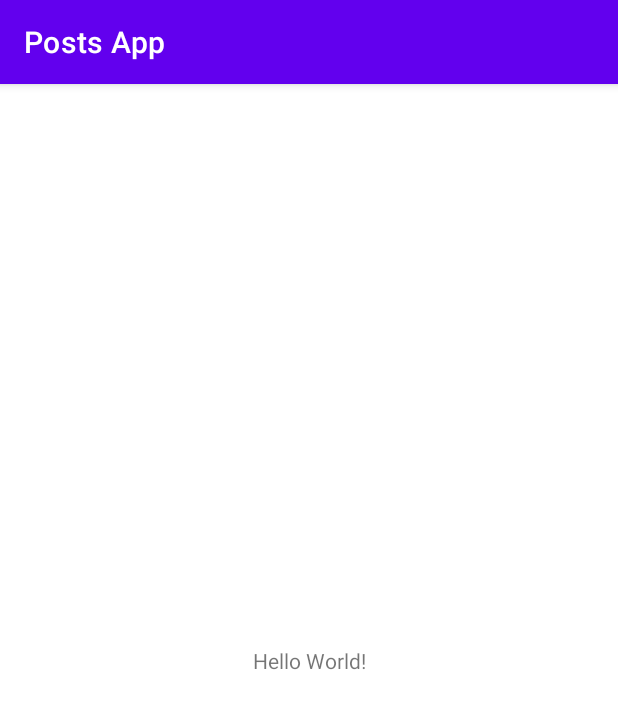
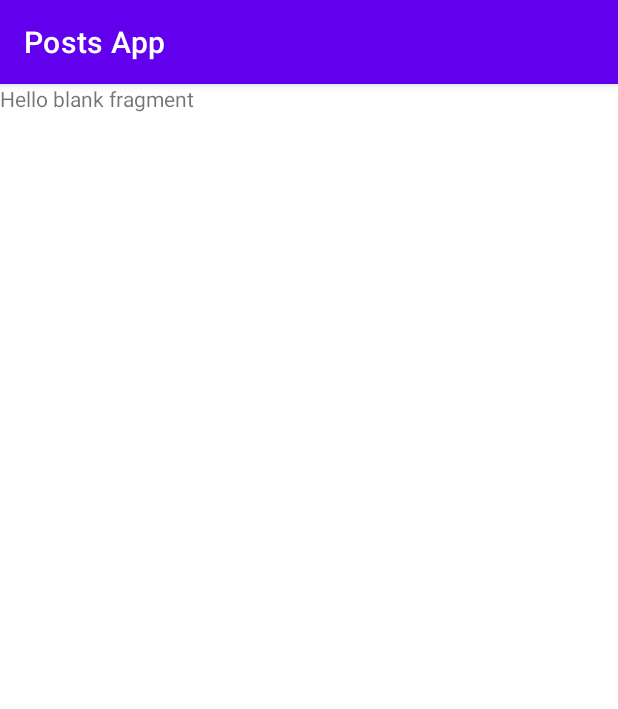
Before and after one commit to massana2110/posts-app, an Android app: the screen it shows after launch (MainActivity), on a phone screen of 412 x 824 dp. Shown: the top 709 px of the screen. Run offline under Robolectric (Android 15) with nearby library versions, the phone set to English and light mode, and no system bars.

```diff
--- /dev/null
+++ b/app/src/main/java/com/example/postsapp/api/PostsApiService.kt
@@ -0,0 +1 @@
+package com.example.postsapp.api
--- /dev/null
+++ b/app/src/main/java/com/example/postsapp/api/SafeApiRequest.kt
@@ -0,0 +1,4 @@
+package com.example.postsapp.api
+
+class SafeApiRequest {
+}
--- /dev/null
+++ b/app/src/main/java/com/example/postsapp/repositories/MainRepository.kt
@@ -0,0 +1,4 @@
+package com.example.postsapp.repositories
+
+class MainRepository {
+}
--- /dev/null
+++ b/app/src/main/java/com/example/postsapp/views/posts/PostsFragment.kt
@@ -0,0 +1,20 @@
+package com.example.postsapp.views.posts
+
+import android.os.Bundle
+import androidx.fragment.app.Fragment
+import android.view.LayoutInflater
+import android.view.View
+import android.view.ViewGroup
+import com.example.postsapp.R
+
+class PostsFragment : Fragment() {
+
+    override fun onCreateView(
+        inflater: LayoutInflater, container: ViewGroup?,
+        savedInstanceState: Bundle?
+    ): View? {
+        // Inflate the layout for this fragment
+        return inflater.inflate(R.layout.fragment_posts, container, false)
+    }
+
+}
--- a/app/src/main/res/layout/activity_main.xml
+++ b/app/src/main/res/layout/activity_main.xml
@@ -1,18 +1,14 @@
 <?xml version="1.0" encoding="utf-8"?>
-<androidx.constraintlayout.widget.ConstraintLayout xmlns:android="http://schemas.android.com/apk/res/android"
+<merge xmlns:android="http://schemas.android.com/apk/res/android"
     xmlns:app="http://schemas.android.com/apk/res-auto"
-    xmlns:tools="http://schemas.android.com/tools"
-    android:layout_width="match_parent"
-    android:layout_height="match_parent"
-    tools:context=".MainActivity">
+    xmlns:tools="http://schemas.android.com/tools">
 
-    <TextView
-        android:layout_width="wrap_content"
-        android:layout_height="wrap_content"
-        android:text="Hello World!"
-        app:layout_constraintBottom_toBottomOf="parent"
-        app:layout_constraintEnd_toEndOf="parent"
-        app:layout_constraintStart_toStartOf="parent"
-        app:layout_constraintTop_toTopOf="parent" />
+    <androidx.fragment.app.FragmentContainerView
+        android:id="@+id/nav_host_fragment"
+        android:name="androidx.navigation.fragment.NavHostFragment"
+        android:layout_width="match_parent"
+        android:layout_height="match_parent"
+        app:defaultNavHost="true"
+        app:navGraph="@navigation/nav_graph"/>
 
-</androidx.constraintlayout.widget.ConstraintLayout>
+</merge>
--- /dev/null
+++ b/app/src/main/res/layout/fragment_posts.xml
@@ -0,0 +1,14 @@
+<?xml version="1.0" encoding="utf-8"?>
+<FrameLayout xmlns:android="http://schemas.android.com/apk/res/android"
+    xmlns:tools="http://schemas.android.com/tools"
+    android:layout_width="match_parent"
+    android:layout_height="match_parent"
+    tools:context=".views.posts.PostsFragment">
+
+    <!-- TODO: Update blank fragment layout -->
+    <TextView
+        android:layout_width="match_parent"
+        android:layout_height="match_parent"
+        android:text="@string/hello_blank_fragment" />
+
+</FrameLayout>
--- /dev/null
+++ b/app/src/main/res/navigation/nav_graph.xml
@@ -0,0 +1,13 @@
+<?xml version="1.0" encoding="utf-8"?>
+<navigation xmlns:android="http://schemas.android.com/apk/res/android"
+    xmlns:app="http://schemas.android.com/apk/res-auto"
+    xmlns:tools="http://schemas.android.com/tools"
+    android:id="@+id/nav_graph"
+    app:startDestination="@id/postsFragment">
+
+    <fragment
+        android:id="@+id/postsFragment"
+        android:name="com.example.postsapp.views.posts.PostsFragment"
+        android:label="fragment_posts"
+        tools:layout="@layout/fragment_posts" />
+</navigation>
--- a/app/src/main/res/values/strings.xml
+++ b/app/src/main/res/values/strings.xml
@@ -1,3 +1,5 @@
 <resources>
     <string name="app_name">Posts App</string>
+    <!-- TODO: Remove or change this placeholder text -->
+    <string name="hello_blank_fragment">Hello blank fragment</string>
 </resources>
```
Also changed, not shown: app/build.gradle (+28 -4 lines), app/src/main/java/com/example/postsapp/interfaces/ApiResults.kt (added, +7 -0 lines), app/src/main/java/com/example/postsapp/models/Post.kt (added, +8 -0 lines), app/src/main/java/com/example/postsapp/views/album/AlbumFragment.kt (added, +20 -0 lines), app/src/main/java/com/example/postsapp/views/comments/CommentsFragment.kt (added, +20 -0 lines), app/src/main/res/layout/fragment_album.xml (added, +14 -0 lines), app/src/main/res/layout/fragment_comments.xml (added, +14 -0 lines), build.gradle (+12 -0 lines).
